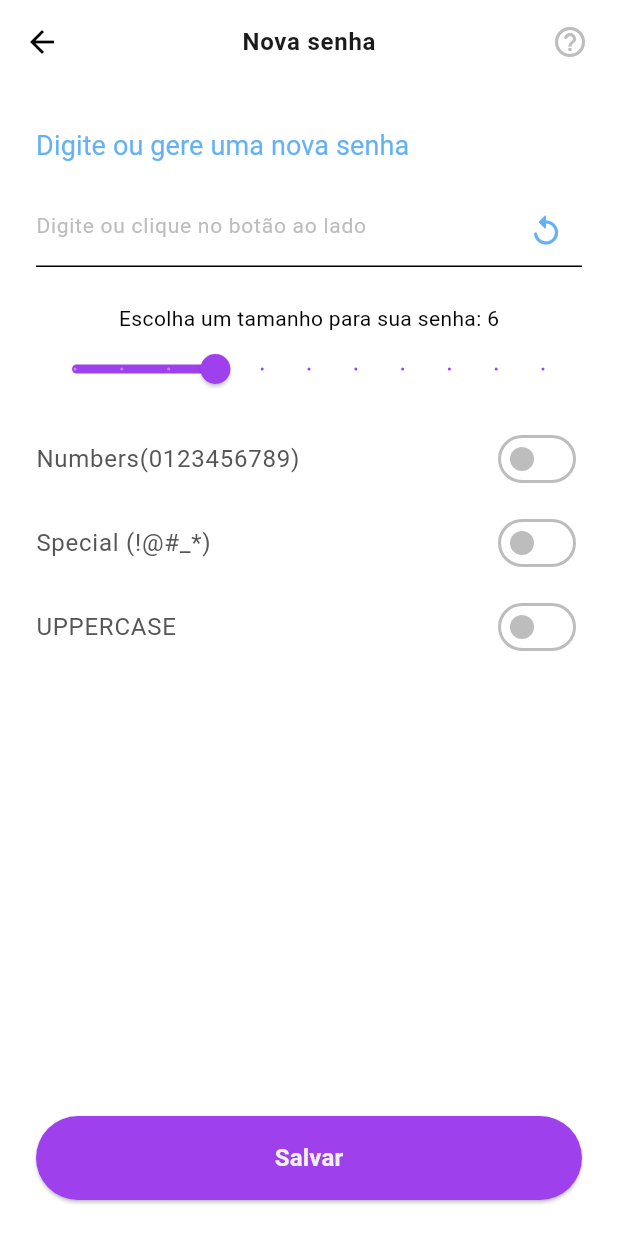
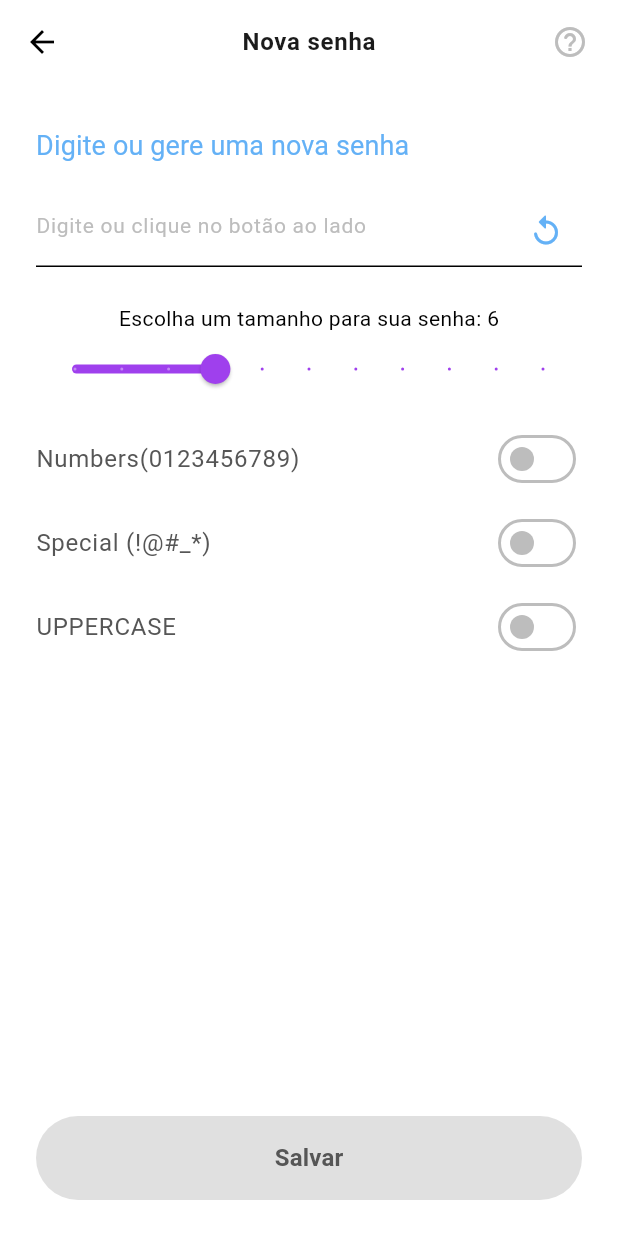
Before and after one commit to Davidemanoel7/mypass-app-fl, a Flutter app: the PasswordView screen opened by its route, on a phone screen of 412 x 824 dp. Run offline on Flutter 3.47's test engine with Material 3 defaults, Android fonts, the phone set to English and light mode, and no system bars; our stand-ins replace flutter_dotenv, flutter_native_splash, get, shared_preferences; missing offline and left inert: dart_jsonwebtoken; accounts and stored records are empty; network calls fail; Roboto replaces fonts that are missing (Nunito).

Commit message:
router to save password

```diff
--- a/lib/screens/passwords/create/create_pass_view.dart
+++ b/lib/screens/passwords/create/create_pass_view.dart
@@ -54,6 +54,7 @@ class PasswordView extends StatelessWidget {
         padding: const EdgeInsets.all(24.0),
         child: Column(
           crossAxisAlignment: CrossAxisAlignment.start,
+          mainAxisSize: MainAxisSize.min,
           children: [
             Padding(
               padding: const EdgeInsets.symmetric(vertical: 4),
@@ -76,6 +77,7 @@ class PasswordView extends StatelessWidget {
                   suffixIcon: IconButton(
                     onPressed: (){
                       passEditingControl.text = createPassControl.generatePass();
+                      createPassControl.pass(passEditingControl.text);
                     },
                     icon: const Icon(Icons.replay_rounded,
                       color: MyPassColors.blueLight,
@@ -88,6 +90,7 @@ class PasswordView extends StatelessWidget {
                     )
                   ),
                 ),
+                onChanged: ( value ) => createPassControl.pass(value),
               ),
             ),
             Padding(
@@ -197,26 +200,36 @@ class PasswordView extends StatelessWidget {
               child: Column(
                 mainAxisAlignment: MainAxisAlignment.end,
                 children: [
+                  Obx( () =>
                     ElevatedButton(
-                    onPressed: () => Get.toNamed('/savePass',
+                      onPressed: ( createPassControl.pass.value.length < 6 ) ?
+                        null
+                      :
+                        () => Get.toNamed('/savePass',
                           arguments: {
                             "pass": passEditingControl.text
                           }
                         ),
                       style: ElevatedButton.styleFrom(
-                      backgroundColor: MyPassColors.purpleLight,
+                          backgroundColor: createPassControl.pass.value.length < 6 ?
+                            MyPassColors.greyBD
+                            :
+                            MyPassColors.purpleLight,
                           alignment: Alignment.center,
                           fixedSize: Size(
                             MediaQuery.of(context).size.width,
                             56.0
                           ),
                         ),
-                    child: const Text(
+                      child: Text(
                         'Salvar',
                         style: TextStyle(
-                        color: MyPassColors.whiteF0,
+                          color: ( createPassControl.pass.value.length < 6 )
+                            ? MyPassColors.greyDarker
+                            : MyPassColors.whiteF0,
                           fontSize: 16,
                           fontWeight: FontWeight.bold
+                        )
                       )
                     )
                   )
```
Lines whose indentation alone changed are shown as unchanged.
